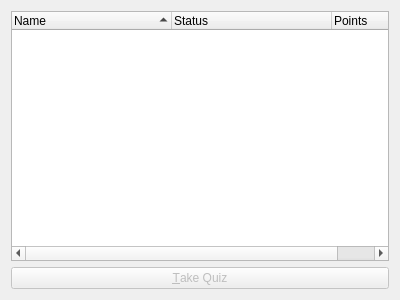
Qt form forms/available_quizzes.ui (amireh/qtCanvas) before a commit.
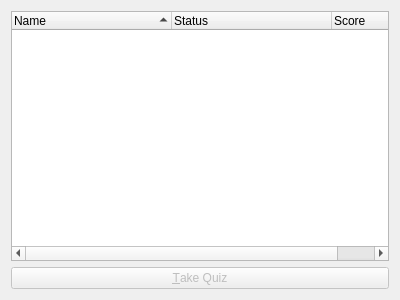
The same form after that commit.

Patch:
```diff
--- a/forms/available_quizzes.ui
+++ b/forms/available_quizzes.ui
@@ -52,7 +52,7 @@
      </column>
      <column>
       <property name="text">
-       <string>Points</string>
+       <string>Score</string>
       </property>
      </column>
     </widget>
```
